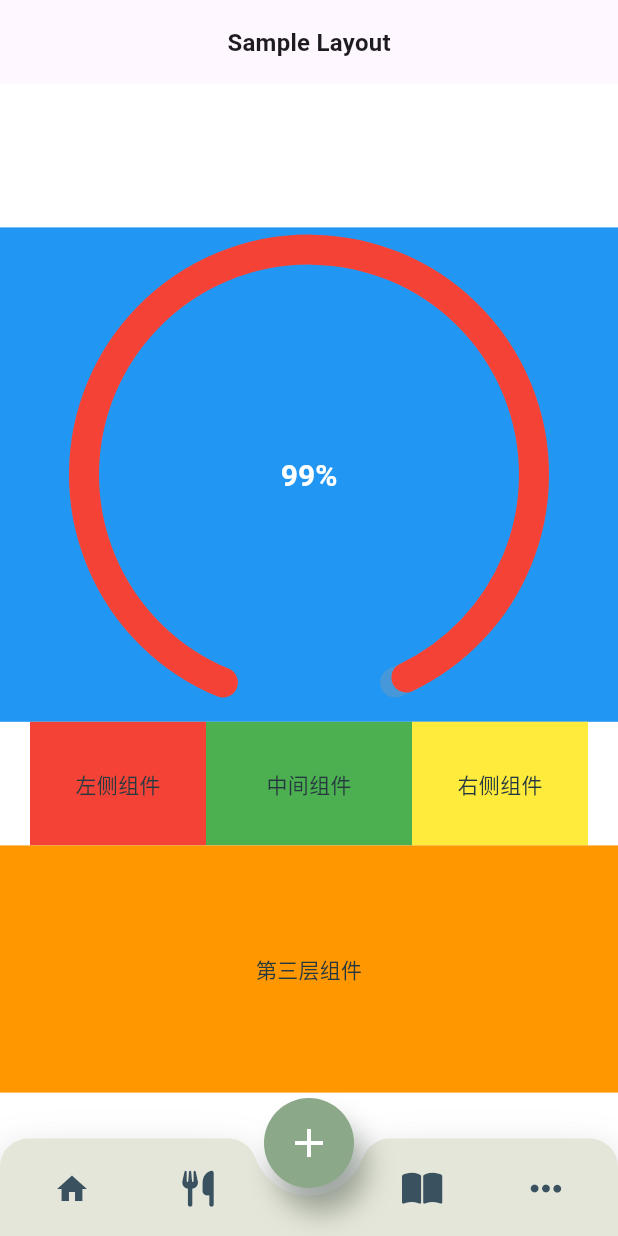
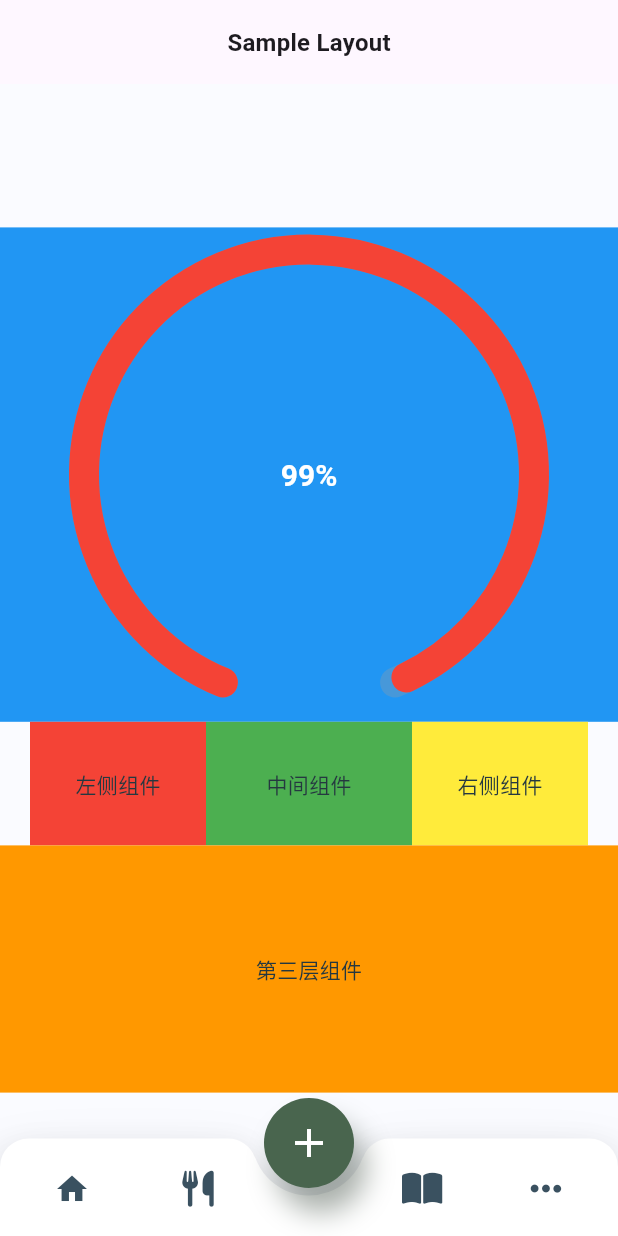
Before and after one commit to hauchenglee/calorietracker-flutter, a Flutter app: the NavigationView screen opened directly, on a phone screen of 412 x 824 dp. Run offline on Flutter 3.47's test engine with Material 3 defaults, Android fonts, the phone set to English and light mode, and no system bars; our stand-ins replace email_validator, equatable, flutter_bloc, flutter_image_compress, flutter_secure_storage, flutter_speed_dial and 2 more; accounts and stored records are empty.

Commit message:
style(feature/dashboard): update color and dialog
0xFFfafbff

```diff
--- a/lib/util/app_theme.dart
+++ b/lib/util/app_theme.dart
@@ -3,7 +3,7 @@ import 'package:flutter/material.dart';
 class AppTheme {
   AppTheme._();
 
-  static const Color background = Color(0xFFFFFFFF);
+  static const Color background = Color(0xFFfafbff);
   static const Color white = Color(0xFFFFFFFF);
   static const Color lightWhite = Color(0xFFF2F3F8);
   static const Color grey = Color(0xFF3A5160);
--- a/lib/view/bottom/bottom_view.dart
+++ b/lib/view/bottom/bottom_view.dart
@@ -51,7 +51,7 @@ class _BottomViewState extends State<BottomView> with TickerProviderStateMixin {
         return Transform(
           transform: Matrix4.translationValues(0.0, 0.0, 0.0),
           child: PhysicalShape(
-            color: AppTheme.green2,
+            color: AppTheme.white,
             elevation: 16.0,
             clipper: TabClipper(
                 radius: Tween<double>(begin: 0.0, end: 1.0)
@@ -162,7 +162,7 @@ class _BottomViewState extends State<BottomView> with TickerProviderStateMixin {
                 child: Container(
                   // alignment: Alignment.center,s
                   decoration: BoxDecoration(
-                    color: AppTheme.green4,
+                    color: AppTheme.green5,
                     /**
                      * 这段代码是一个渐变色设置，使用的是 LinearGradient 类，它属于 Flutter 中用于定义线性渐变的小部件。
                      * 在这里，渐变被应用于某个组件的 decoration 属性，比如一个 Container、BoxDecoration 或者其他可视化元素的背景。
--- a/lib/widget/custom_dialog.dart
+++ b/lib/widget/custom_dialog.dart
@@ -10,7 +10,7 @@ class CustomDialog {
           content: Text(message),
           actions: <Widget>[
             TextButton(
-              child: const Text("OK"),
+              child: const Text("CLOSE"),
               onPressed: () => Navigator.of(context).pop(), // 关闭对话框
             ),
           ],
```
